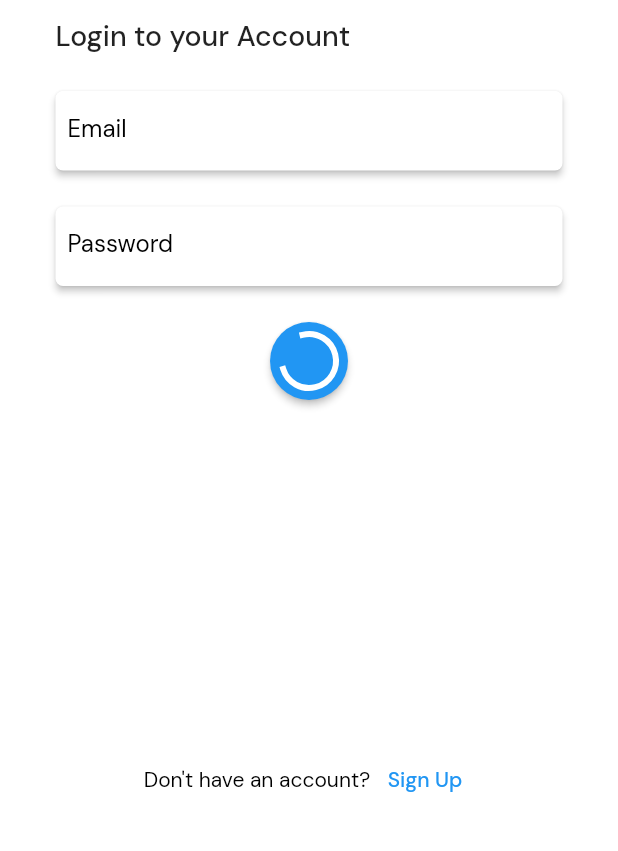
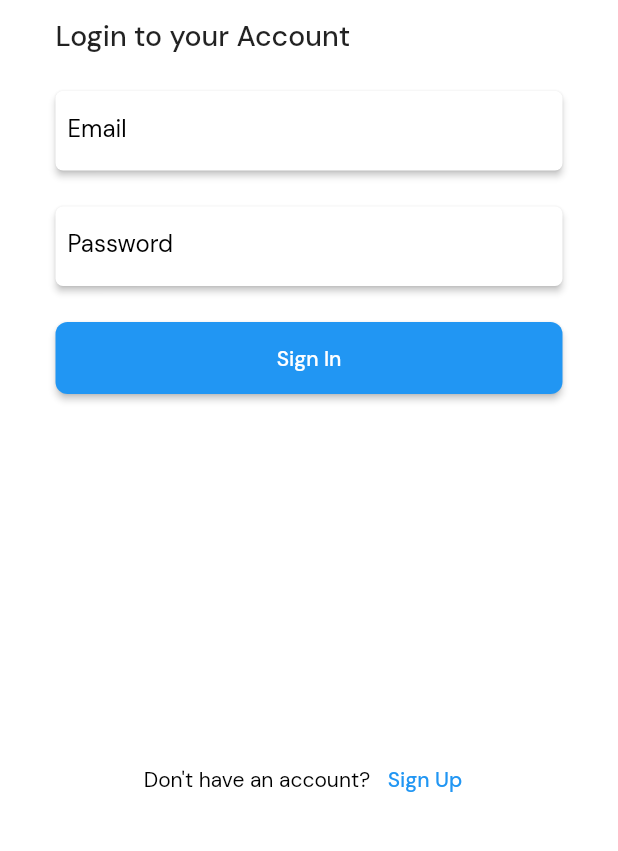
Before and after one commit to Elspinoza/FlutterGroup_project, a Flutter app: the LoginPage screen opened directly, on a phone screen of 412 x 824 dp, the part 383-1234 px from its top. Run offline on Flutter 3.47's test engine with Material 2 defaults, Android fonts, the phone set to English and light mode, and no system bars; our stand-ins replace cloud_firestore, firebase_auth, flutter_svg, google_fonts; accounts and stored records are empty.

```diff
--- a/lib/Auth/login.dart
+++ b/lib/Auth/login.dart
@@ -68,9 +68,21 @@ class LoginPage extends StatelessWidget {
                       padding: const EdgeInsets.all(12),
                       child: StatefulBuilder(
                         builder: (BuildContext context, setState) {
-
                           return loading
-                              ? MaterialButton(
+                              ? Center(
+                                  child: MaterialButton(
+                                    onPressed: () {},
+                                    shape: const CircleBorder(),
+                                    color: Colors.blue,
+                                    child: const Padding(
+                                      padding: EdgeInsets.all(8.0),
+                                      child: CircularProgressIndicator(
+                                        color: Colors.white,
+                                      ),
+                                    ),
+                                  ),
+                                )
+                              : MaterialButton(
                                   onPressed: () async {
                                     if (email.text.isNotEmpty) {
                                       if (password.text.isNotEmpty) {
@@ -95,8 +107,7 @@ class LoginPage extends StatelessWidget {
                                           .then((value) {
                                         Navigator.of(context).pushReplacement(
                                           MaterialPageRoute(
-                                            builder: (context) =>
-                                                HomeScreen(),
+                                            builder: (context) => HomeScreen(),
                                           ),
                                         );
 
@@ -126,9 +137,9 @@ class LoginPage extends StatelessWidget {
                                     borderRadius: BorderRadius.circular(8),
                                   ),
                                   color: Colors.blue,
-                                  child: Row(
+                                  child: const Row(
                                     mainAxisAlignment: MainAxisAlignment.center,
-                                    children: const [
+                                    children: [
                                       Padding(
                                         padding:
                                             EdgeInsets.fromLTRB(0, 15, 0, 15),
@@ -138,20 +149,7 @@ class LoginPage extends StatelessWidget {
                                         ),
                                       ),
                                     ],
-                                  ))
-                              : Center(
-                                  child: MaterialButton(
-                                    onPressed: () {},
-                                    shape: const CircleBorder(),
-                                    color: Colors.blue,
-                                    child: const Padding(
-                                      padding: EdgeInsets.all(8.0),
-                                      child: CircularProgressIndicator(
-                                        color: Colors.white,
-                                      ),
-                                    ),
-                                  ),
-                                );
+                                  ));
                         },
                       ),
                     ),
@@ -220,7 +218,7 @@ class LoginPage extends StatelessWidget {
     );
   }
 
-   void newSnackBar(BuildContext context, {required String title}) {
+  void newSnackBar(BuildContext context, {required String title}) {
     ScaffoldMessenger.of(context).showSnackBar(
       SnackBar(
         content: Text(title),
--- a/lib/Auth/splashscreen.dart
+++ b/lib/Auth/splashscreen.dart
@@ -13,7 +13,7 @@ class _SplashScreenState extends State<SplashScreen> {
   @override
   void initState() {
     super.initState();
-    Timer(const Duration(seconds: 5), () {
+    Timer(const Duration(seconds: 10), () {
       Navigator.of(context).pushReplacement(MaterialPageRoute(
         builder: (context) => LoginPage(),
       ));
--- a/lib/screens/home/home_screen.dart
+++ b/lib/screens/home/home_screen.dart
@@ -55,7 +55,6 @@ class HomeScreen extends StatelessWidget {
           ],
         ),
       ),
-
       body: Body(),
     );
   }
```
